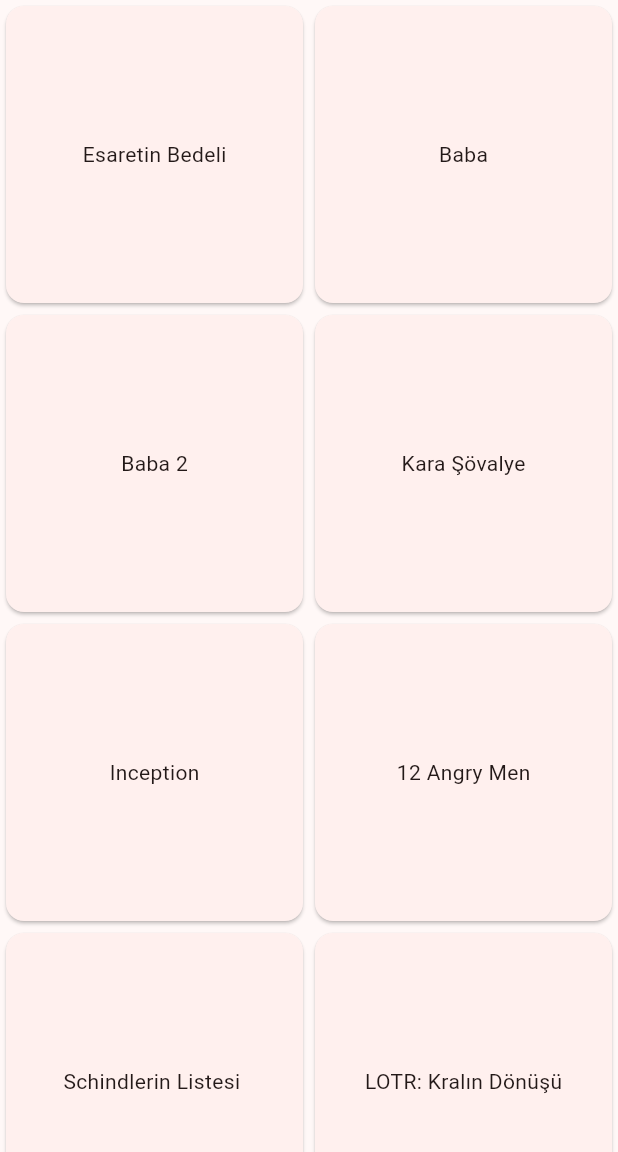
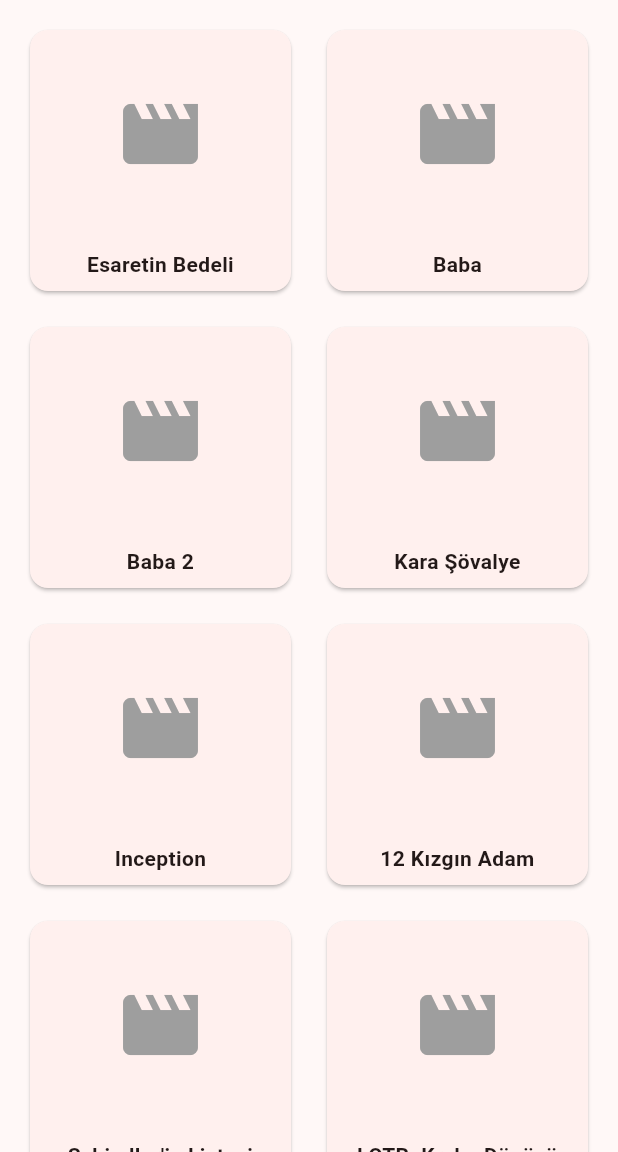
Before and after one commit to musa1acibalik/MOVIE_APP, a Flutter app: the screen it shows after launch, on a phone screen of 412 x 824 dp, the part 84-1236 px from its top. Run offline on Flutter 3.47's test engine with Material 3 defaults, Android fonts, the phone set to English and light mode, and no system bars; our stand-ins replace dio; missing offline and left inert: dio_web_adapter; network calls fail.

```diff
--- a/lib/main.dart
+++ b/lib/main.dart
@@ -1,3 +1,5 @@
+import 'package:dio/dio.dart';
+import 'package:dio_web_adapter/dio_web_adapter.dart';
 import 'package:flutter/material.dart';
 
 void main() => runApp(const MovieApp());
@@ -37,18 +39,83 @@ class HomePage extends StatefulWidget {
 }
 
 class _HomePageState extends State<HomePage> {
-  final List<String> Filmler = [
-    'Esaretin Bedeli', // Esaretin Bedeli
-    'Baba', // Baba
-    'Baba 2', // Baba 2
-    'Kara Şövalye', // Kara Şövalye
-    'Inception', // Inception
-    '12 Angry Men', // 12 Angry Men
-    'Schindlerin Listesi ', // Schindler'in Listesi
-    'LOTR: Kralın Dönüşü', // LOTR: Kralın Dönüşü
-    'Pulp Fiction', // Pulp Fiction
-    'İyi, Kötü, Çirkin',
+  final List<Map<String, String>> Filmler = [
+    {'tr': 'Esaretin Bedeli', 'en': 'The Shawshank Redemption'},
+    {'tr': 'Baba', 'en': 'The Godfather'},
+    {'tr': 'Baba 2', 'en': 'The Godfather Part II'},
+    {'tr': 'Kara Şövalye', 'en': 'The Dark Knight'},
+    {'tr': 'Inception', 'en': 'Inception'},
+    {'tr': '12 Kızgın Adam', 'en': '12 Angry Men'},
+    {'tr': 'Schindler\'in Listesi', 'en': 'Schindler\'s List'},
+    {
+      'tr': 'LOTR: Kralın Dönüşü',
+      'en': 'The Lord of the Rings: The Return of the King',
+    },
+    {'tr': 'Pulp Fiction', 'en': 'Pulp Fiction'},
+    {'tr': 'İyi, Kötü, Çirkin', 'en': 'The Good, the Bad and the Ugly'},
   ];
+  String? secilenfilm;
+
+  void SelectedMovie(Map<String, String> film) {
+    setState(() {
+      secilenfilm = film['tr'];
+    });
+
+    final veri = tumFilmVerileri[film['en']];
+
+    showModalBottomSheet(
+      context: context,
+      builder: (context) {
+        return Column(
+          children: [
+            Image.network(
+              veri!['Poster'],
+              height: 300,
+              fit: BoxFit.cover,
+              width: double.infinity,
+            ),
+            Padding(
+              padding: const EdgeInsets.all(16.0),
+              child: Text(
+                veri['Plot'], // açıklama
+                textAlign: TextAlign.center,
+              ),
+            ),
+          ],
+        );
+      },
+    );
+  }
+
+  @override
+  void initState() {
+    super.initState();
+    // uygulama açılınca tüm filmler için API'ye istek at
+    for (final film in Filmler) {
+      getfilm(film['en']!);
+    }
+  }
+
+  Map<String, dynamic> tumFilmVerileri = {};
+
+  final dio = Dio(
+    BaseOptions(
+      baseUrl: 'https://www.omdbapi.com/',
+      queryParameters: {"apikey": '1eda5603'},
+    ),
+  )..httpClientAdapter = BrowserHttpClientAdapter();
+
+  Future getfilm(String enIsim) async {
+    try {
+      final response = await dio.get("", queryParameters: {"t": enIsim});
+      setState(() {
+        tumFilmVerileri[enIsim] =
+            response.data; // hangi filme ait olduğunu biliyoruz
+      });
+    } catch (e) {
+      debugPrint("Hata: $e");
+    }
+  }
 
   @override
   Widget build(BuildContext context) {
@@ -81,11 +148,46 @@ class _HomePageState extends State<HomePage> {
         children: [
           Expanded(
             child: GridView.builder(
+              padding: EdgeInsets.all(16),
               gridDelegate: SliverGridDelegateWithFixedCrossAxisCount(
+                crossAxisSpacing: 16,
+                mainAxisSpacing: 16,
                 crossAxisCount: 2,
               ),
               itemBuilder: (context, index) {
-                return Card(child: Center(child: Text(Filmler[index])));
+                final film = Filmler[index];
+                final veri = tumFilmVerileri[film['en']];
+                return GestureDetector(
+                  onTap: () => SelectedMovie(film),
+                  child: Card(
+                    clipBehavior: Clip.antiAlias,
+                    child: Column(
+                      children: [
+                        Expanded(
+                          child: veri != null
+                              ? Image.network(
+                                  veri['Poster'],
+                                  fit: BoxFit.cover,
+                                  width: double.infinity,
+                                )
+                              : const Icon(
+                                  Icons.movie,
+                                  size: 60,
+                                  color: Colors.grey,
+                                ),
+                        ),
+                        Padding(
+                          padding: const EdgeInsets.all(8.0),
+                          child: Text(
+                            film['tr']!,
+                            textAlign: TextAlign.center,
+                            style: const TextStyle(fontWeight: FontWeight.bold),
+                          ),
+                        ),
+                      ],
+                    ),
+                  ),
+                );
               },
               itemCount: Filmler.length,
             ),
--- a/pubspec.yaml
+++ b/pubspec.yaml
@@ -31,6 +31,9 @@ dependencies:
   flutter:
     sdk: flutter
 
+
+  dio: ^5.4.0
+  dio_web_adapter: ^2.0.0
   # The following adds the Cupertino Icons font to your application.
   # Use with the CupertinoIcons class for iOS style icons.
   cupertino_icons: ^1.0.8
```
Also changed, not shown: lib/modes/movie_model.dart (+138 -0 lines), pubspec.lock.
